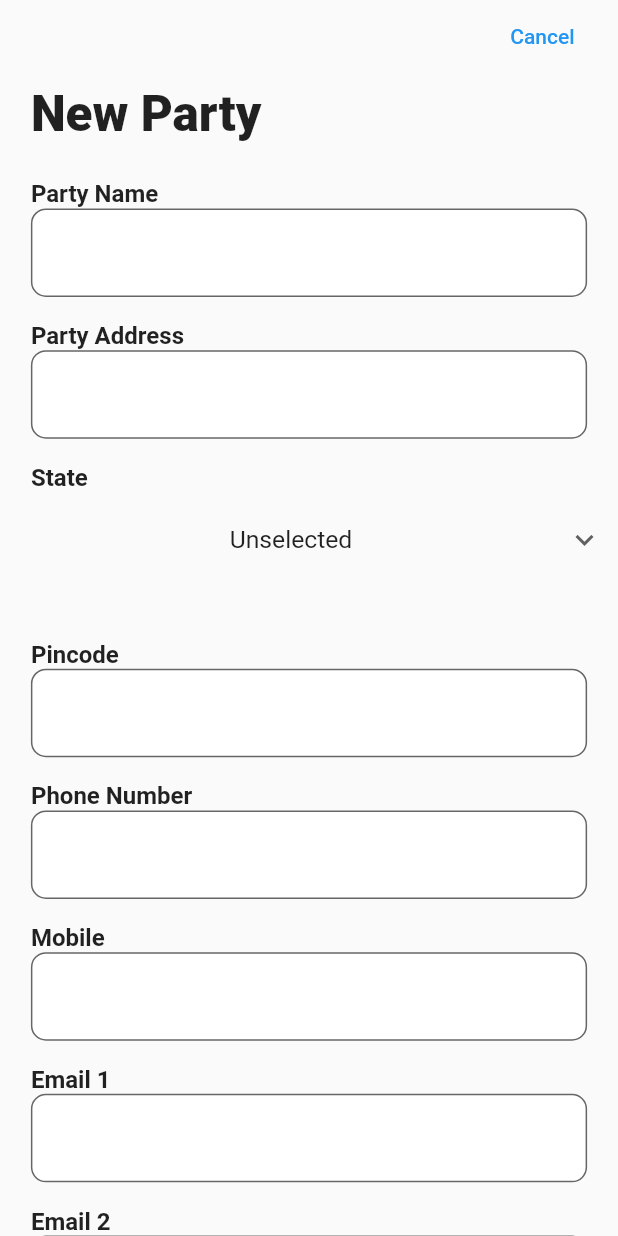
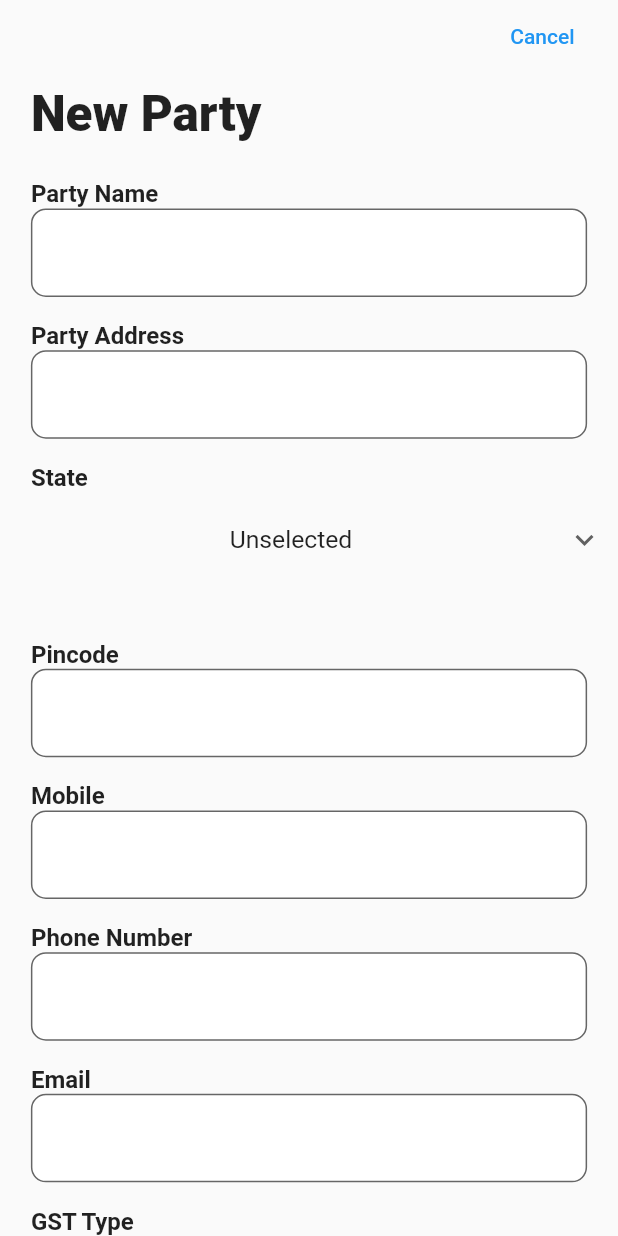
Before and after one commit to saurabhdhingra/keepbilling, a Flutter app: the AddPartyMaster screen opened directly, on a phone screen of 412 x 824 dp. Run offline on Flutter 3.47's test engine with Material 2 defaults, Android fonts, the phone set to English and light mode, and no system bars; our stand-ins replace google_fonts, shared_preferences; accounts and stored records are empty.

Commit message:
second commit

```diff
--- a/lib/api/master.dart
+++ b/lib/api/master.dart
@@ -112,10 +112,10 @@ class MasterService {
         body: jsonEncode(data),
       );
       responseJson = returnResponse(response);
+      print(jsonEncode(data));
     } on SocketException {
       throw FetchDataException('No Internet Connection');
     }
-
     return responseJson;
   }
 
--- a/lib/screens/authentication/login.dart
+++ b/lib/screens/authentication/login.dart
@@ -71,6 +71,7 @@ class _LoginPageState extends State<LoginPage> {
       setValue: (value) => setState(() => passKey = value),
       formKey: _formKey1,
       hintText: 'Enter PIN',
+      keyboardType: TextInputType.phone,
       obscureText: true,
     );
   }
--- a/lib/screens/masterPages/addPages/addParty.dart
+++ b/lib/screens/masterPages/addPages/addParty.dart
@@ -47,23 +47,23 @@ class _AddPartyMasterState extends State<AddPartyMaster> {
 
   final _formKey1 = GlobalKey<FormState>();
   final _formKey2 = GlobalKey<FormState>();
-  final _formKey3 = GlobalKey<FormState>();
+  // final _formKey3 = GlobalKey<FormState>();
   final _formKey4 = GlobalKey<FormState>();
   final _formKey5 = GlobalKey<FormState>();
   final _formKey6 = GlobalKey<FormState>();
   final _formKey7 = GlobalKey<FormState>();
   final _formKey8 = GlobalKey<FormState>();
-  final _formKey9 = GlobalKey<FormState>();
+  // final _formKey9 = GlobalKey<FormState>();
   final _formKey10 = GlobalKey<FormState>();
   final _formKey11 = GlobalKey<FormState>();
-  final _formKey12 = GlobalKey<FormState>();
+  // final _formKey12 = GlobalKey<FormState>();
   final _formKey13 = GlobalKey<FormState>();
   final _formKey14 = GlobalKey<FormState>();
   final _formKey15 = GlobalKey<FormState>();
-  final _formKey16 = GlobalKey<FormState>();
+  // final _formKey16 = GlobalKey<FormState>();
   final _formKey17 = GlobalKey<FormState>();
-  final _formKey18 = GlobalKey<FormState>();
-  final _formKey19 = GlobalKey<FormState>();
+  // final _formKey18 = GlobalKey<FormState>();
+  // final _formKey19 = GlobalKey<FormState>();
 
   List gstTypes = ["Unselected", "Composite", "Unregistered", "Regular"];
   List gstTypesV = ["", "Composite", "Unregistered", "Regular"];
@@ -133,21 +133,6 @@ class _AddPartyMasterState extends State<AddPartyMaster> {
                 keyboardType: TextInputType.number,
               ),
               SizedBox(height: height * 0.02),
-              const RowText(text: "Phone Number"),
-              CustomField(
-                setValue: (value) => setState(() => partyPhone = value),
-                formKey: _formKey5,
-                keyboardType: TextInputType.phone,
-                validator: (value) {
-                  if (partyPhone != "" &&
-                      !RegExp(r'((\+*)((0[ -]*)*|((91 )*))((\d{12})+|(\d{10})+))|\d{5}([- ]*)\d{6}')
-                          .hasMatch(partyPhone)) {
-                    return 'Please enter a valid phone number';
-                  }
-                  return null;
-                },
-              ),
-              SizedBox(height: height * 0.02),
               const RowText(text: "Mobile"),
               CustomField(
                 setValue: (value) => setState(() => partyMobile = value),
@@ -163,7 +148,23 @@ class _AddPartyMasterState extends State<AddPartyMaster> {
                 },
               ),
               SizedBox(height: height * 0.02),
-              const RowText(text: "Email 1"),
+              const RowText(text: "Phone Number"),
+              CustomField(
+                setValue: (value) => setState(() => partyPhone = value),
+                formKey: _formKey5,
+                keyboardType: TextInputType.phone,
+                validator: (value) {
+                  if (partyPhone != "" &&
+                      !RegExp(r'((\+*)((0[ -]*)*|((91 )*))((\d{12})+|(\d{10})+))|\d{5}([- ]*)\d{6}')
+                          .hasMatch(partyPhone)) {
+                    return 'Please enter a valid phone number';
+                  }
+                  return null;
+                },
+              ),
+
+              SizedBox(height: height * 0.02),
+              const RowText(text: "Email"),
               CustomField(
                 setValue: (value) => setState(() => partyEmail1 = value),
                 formKey: _formKey7,
@@ -177,21 +178,21 @@ class _AddPartyMasterState extends State<AddPartyMaster> {
                   return null;
                 },
               ),
-              SizedBox(height: height * 0.02),
-              const RowText(text: "Email 2"),
-              CustomField(
-                setValue: (value) => setState(() => partyEmail2 = value),
-                formKey: _formKey8,
-                keyboardType: TextInputType.emailAddress,
-                validator: (value) {
-                  if (partyEmail2 != "" &&
-                      !RegExp(r'^(([^<>()[\]\\.,;:\s@\"]+(\.[^<>()[\]\\.,;:\s@\"]+)*)|(\".+\"))@((\[[0-9]{1,3}\.[0-9]{1,3}\.[0-9]{1,3}\.[0-9]{1,3}\])|(([a-zA-Z\-0-9]+\.)+[a-zA-Z]{2,}))$')
-                          .hasMatch(partyEmail2)) {
-                    return 'Please enter a valid email address';
-                  }
-                  return null;
-                },
-              ),
+              // SizedBox(height: height * 0.02),
+              // const RowText(text: "Email 2"),
+              // CustomField(
+              //   setValue: (value) => setState(() => partyEmail2 = value),
+              //   formKey: _formKey8,
+              //   keyboardType: TextInputType.emailAddress,
+              //   validator: (value) {
+              //     if (partyEmail2 != "" &&
+              //         !RegExp(r'^(([^<>()[\]\\.,;:\s@\"]+(\.[^<>()[\]\\.,;:\s@\"]+)*)|(\".+\"))@((\[[0-9]{1,3}\.[0-9]{1,3}\.[0-9]{1,3}\.[0-9]{1,3}\])|(([a-zA-Z\-0-9]+\.)+[a-zA-Z]{2,}))$')
+              //             .hasMatch(partyEmail2)) {
+              //       return 'Please enter a valid email address';
+              //     }
+              //     return null;
+              //   },
+              // ),
               SizedBox(height: height * 0.02),
               const RowText(text: "GST Type"),
               DropdownSelector(
@@ -396,21 +397,21 @@ class _AddPartyMasterState extends State<AddPartyMaster> {
               pincode: pincode,
               payValue: payValue,
               paymentType: paymentType,
-              state: "${stateIndex + 1}",
+              state: "$stateIndex",
               tds: tds,
               tdspercent: tdsPercent,
               thirdParty: thirdParty,
             ).toMap(),
             "party");
 
-      }else if(_formKey5.currentState!.validate() &&
+      } else if (_formKey5.currentState!.validate() &&
           _formKey6.currentState!.validate() &&
           _formKey7.currentState!.validate() &&
           _formKey8.currentState!.validate() &&
-          stateIndex == 0){
-
+          stateIndex == 0) {
+        return {"type": "error", "message": "State is a mandatory field"};
       } else {
-        return {"message": "Invalid Values"};
+        return {"type": "error", "message": "Invalid Values"};
       }
     } catch (e) {
       ScaffoldMessenger.of(context).showSnackBar(
--- a/lib/screens/splash.dart
+++ b/lib/screens/splash.dart
@@ -22,7 +22,7 @@ class _SplashScreenState extends State<SplashScreen> {
         context,
         PageRouteBuilder(
           pageBuilder: (_, __, ___) => const SelectorPage(),
-          transitionDuration: const Duration(seconds: 2),
+          transitionDuration: const Duration(seconds: 1),
           transitionsBuilder: (_, a, __, c) =>
               FadeTransition(opacity: a, child: c),
         ),
--- a/lib/utils/constants.dart
+++ b/lib/utils/constants.dart
@@ -135,8 +135,9 @@ final List<Map> links = [
 final ScrollController controller0 = ScrollController();
 final ScrollController controller1 = ScrollController();
 final ScrollController controller2 = ScrollController();
+final ScrollController controller3 = ScrollController();
 
-final List<Map> tabs = [
+final List<Map> settingsTabs = [
   {"title": "Change No."},
   {"title": "Add Extra Fields in Bills"},
   {"title": "Quotation T & C"},
--- a/lib/utils/functions.dart
+++ b/lib/utils/functions.dart
@@ -9,6 +9,7 @@ ScrollController? getCurrentController(int index) {
       return controller1;
     case 2:
       return controller2;
+    case 3  : return controller3;
     default:
       return null;
   }
--- a/lib/widgets/formPages/customField.dart
+++ b/lib/widgets/formPages/customField.dart
@@ -10,6 +10,7 @@ class CustomField extends StatefulWidget {
   final bool obscureText;
   final String? initialValue;
   final String? hintText;
+  final int? maxLines;
   final TextEditingController? controller;
 
   final bool readOnly;
@@ -25,6 +26,7 @@ class CustomField extends StatefulWidget {
     this.controller,
     this.readOnly = false,
     this.hintText,
+    this.maxLines = 1,
   }) : super(key: key);
 
   @override
@@ -41,6 +43,7 @@ class _CustomFieldState extends State<CustomField> {
       child: Form(
         key: widget.formKey,
         child: TextFormField(
+          maxLines: widget.maxLines,
           readOnly: widget.readOnly,
           controller: widget.controller,
           initialValue: widget.initialValue,
```
Also changed, not shown: lib/main.dart (+15 -7 lines), lib/screens/authentication/verifyOTP.dart (+6 -3 lines), lib/screens/navScreen.dart (+102 -21 lines), lib/screens/navScreens/settings.dart (+3 -4 lines), lib/screens/navScreens/support.dart (+11 -37 lines), lib/widgets/navscreens/quickLink.dart (+6 -2 lines), 2 other files.
